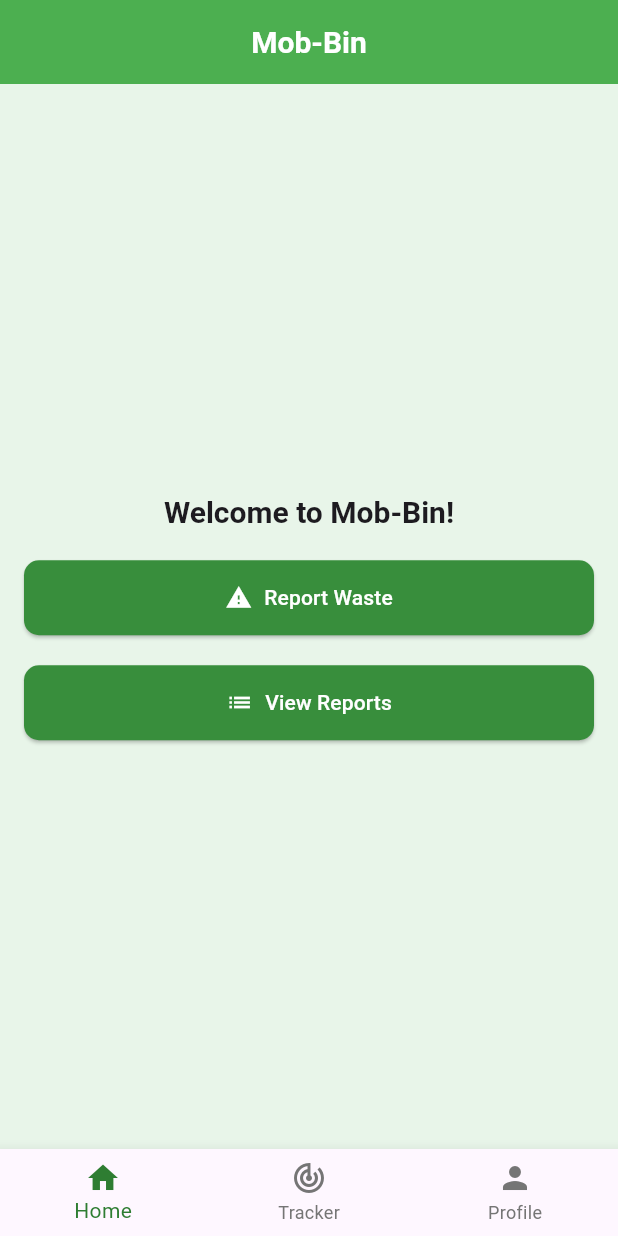
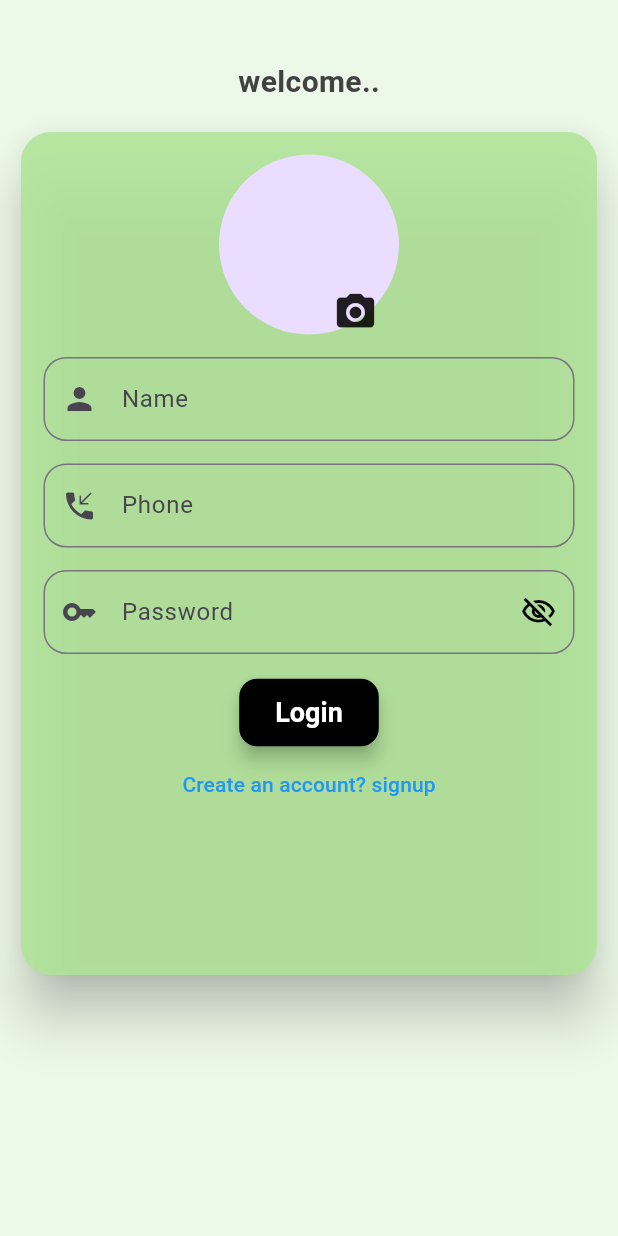
Before and after one commit to Hemanthmuvvala/ecobin, a Flutter app: the screen it shows after launch, on a phone screen of 412 x 824 dp. Run offline on Flutter 3.47's test engine with Material 3 defaults, Android fonts, the phone set to English and light mode, and no system bars; our stand-ins replace flutter_map, geolocator, google_fonts, image_picker, latlong2; Roboto replaces fonts that are missing (Italiana).

Commit message:
login page added

```diff
--- a/lib/main.dart
+++ b/lib/main.dart
@@ -3,6 +3,9 @@
 //import 'package:demoapp/const/image_picker_bytes.dart';
 import 'package:flutter/material.dart';
 import 'package:new_pro/screens/homescreen.dart';
+import 'package:new_pro/screens/loginscreen.dart';
+
+
 
 void main() {
   runApp(EcoBinApp());
@@ -13,7 +16,7 @@ class EcoBinApp extends StatelessWidget {
   Widget build(BuildContext context) {
     return MaterialApp(
       debugShowCheckedModeBanner: false,
-      title: 'Mob-Bin',
+
       theme: ThemeData(
         primarySwatch: Colors.green,
         scaffoldBackgroundColor: Colors.green[50],
@@ -26,7 +29,7 @@ class EcoBinApp extends StatelessWidget {
         elevatedButtonTheme: ElevatedButtonThemeData(
           style: ElevatedButton.styleFrom(
             foregroundColor: Colors.white,
-            backgroundColor: Colors.green[700],
+            backgroundColor: const Color.fromARGB(255, 62, 165, 67),
             padding: EdgeInsets.symmetric(horizontal: 20, vertical: 12),
             shape: RoundedRectangleBorder(
               borderRadius: BorderRadius.circular(10),
@@ -38,7 +41,7 @@ class EcoBinApp extends StatelessWidget {
           bodyMedium: TextStyle(fontSize: 16, color: Colors.grey[800]),
         ),
       ),
-      home: HomeScreen(),
+      home: Loginscreen(),
     );
   }
 }
--- a/lib/screens/homecontentscreen.dart
+++ b/lib/screens/homecontentscreen.dart
@@ -11,9 +11,11 @@ class HomeContentScreen extends StatelessWidget {
       child: Column(
         mainAxisAlignment: MainAxisAlignment.center,
         children: [
+          Icon(Icons.eco,color:const Color.fromARGB(255, 33, 143, 37),size: 200,),
           Text(
             'Welcome to Mob-Bin!',
             style: Theme.of(context).textTheme.titleLarge,
+
           ),
           SizedBox(height: 20),
           AppButton(
--- a/lib/screens/homescreen.dart
+++ b/lib/screens/homescreen.dart
@@ -26,14 +26,16 @@ class _HomeScreenState extends State<HomeScreen> {
   @override
   Widget build(BuildContext context) {
     return Scaffold(
-      appBar: AppBar(
-        title: Text('Mob-Bin'),
-      ),
+      // appBar: AppBar(
+      //   title: Text('Mob-Bin'),
+      // ),
+      backgroundColor:const Color.fromARGB(255, 210, 255, 163),
       body: _screens[_selectedIndex],
       bottomNavigationBar: BottomNavigationBar(
+        backgroundColor: Colors.white,
         currentIndex: _selectedIndex,
-        selectedItemColor: Colors.green[800],
-        unselectedItemColor: Colors.grey[600],
+        selectedItemColor:  Color.fromARGB(255, 33, 143, 37),
+        unselectedItemColor: Colors.black,
         onTap: _onItemTapped,
         items: const [
           BottomNavigationBarItem(
--- /dev/null
+++ b/lib/screens/loginscreen.dart
@@ -0,0 +1,272 @@
+import 'dart:io';
+import 'package:flutter/material.dart';
+import 'package:google_fonts/google_fonts.dart';
+import 'package:image_picker/image_picker.dart';
+import 'package:new_pro/screens/homescreen.dart';
+
+class Loginscreen extends StatefulWidget {
+  static const String routeName = '/Loginscreen';
+
+  const Loginscreen({super.key});
+
+  @override
+  State<Loginscreen> createState() => _LoginscreenState();
+}
+
+class _LoginscreenState extends State<Loginscreen> {
+  SizedBox textFieldDefault = const SizedBox(height: 15);
+  bool passwordVisibility = false;
+  XFile? pickedXfile;
+  final _fromValidator = GlobalKey<FormState>();
+  String userName = " ";
+
+  @override
+  Widget build(BuildContext context) {
+    return Scaffold(
+      backgroundColor: const Color.fromARGB(255, 236, 248, 232),
+      // appBar: AppBar(
+      //   title: const Text(
+      //     'Login Screen',
+      //     style: TextStyle(color: Colors.white),
+      //   ),
+      //   centerTitle: true,
+      //   backgroundColor: Colors.black,
+      // ),
+
+      body: SingleChildScrollView(
+        child: Form(
+          key: _fromValidator,
+          child: Column(
+            children: [
+              const SizedBox(
+                height: 40,
+              ),
+              Text(
+                'welcome..',
+                style: GoogleFonts.italiana(
+                  textStyle: const TextStyle(
+                      fontSize: 20, fontWeight: FontWeight.bold),
+                ),
+              ),
+              const SizedBox(
+                height: 5,
+              ),
+              SizedBox(
+                height: 590,
+                width: 550,
+                child: Padding(
+                  padding: const EdgeInsets.all(10.0),
+                  child: Card(
+                    color: const Color.fromARGB(220, 175, 228, 151),
+                    elevation: 15,
+                    shape: RoundedRectangleBorder(
+                      borderRadius: BorderRadius.circular(20),
+                    ),
+                    child: Column(
+                      children: [
+                        textFieldDefault,
+
+                        Stack(children: [
+                          pickedXfile != null
+                              ? CircleAvatar(
+                                  radius: 60,
+                                  backgroundImage:
+                                      FileImage(File(pickedXfile!.path)),
+                                )
+                              : const CircleAvatar(
+                                  radius: 60,
+                                ),
+                          Positioned(
+                              bottom: 0,
+                              top: 90,
+                              right: 14,
+                              child: InkWell(
+                                  onTap: () async {
+                                    ImagePicker imagepicker =
+                                        ImagePicker(); //user can pic the image from the gallery.
+                                    pickedXfile = await imagepicker.pickImage(
+                                      source: ImageSource.gallery,
+                                      // preferredCameraDevice:CameraDevice.front
+                                    );
+                                    if (pickedXfile != null) {
+                                      setState(() {});
+                                    }
+                                  },
+                                  child: const Icon(
+                                    Icons.photo_camera,
+                                    size: 30,
+                                  )))
+                        ]),
+                        textFieldDefault,
+                        //name validation for the loginform
+                        Padding(
+                          padding: const EdgeInsets.fromLTRB(15, 0, 15, 0),
+                          child: TextFormField(
+                            maxLength: 24,
+                            validator: (value) {
+                              if (value == null || value.isEmpty) {
+                                return 'please enter name';
+                              }
+                              return null;
+                            },
+                            textInputAction: TextInputAction.next,
+                            onEditingComplete: () {
+                              FocusScope.of(context).nextFocus();
+                            },
+                            onChanged: (value) {
+                              userName = value;
+                            },
+                            decoration: InputDecoration(
+                              hintText: "Enter Name",
+                              label: const Text('Name'),
+                              border: OutlineInputBorder(
+                                borderRadius: BorderRadius.circular(15),
+                              ),
+                              prefixIcon: const Icon(Icons.person),
+                              counterText: "",
+                              focusColor: Colors.black,
+                            ),
+                          ),
+                        ),
+                        textFieldDefault,
+                        //phone number validation
+                        Padding(
+                          padding: const EdgeInsets.fromLTRB(15, 0, 15, 0),
+                          child: TextFormField(
+                            maxLength: 10,
+                            keyboardType:
+                                const TextInputType.numberWithOptions(),
+                            validator: (value) {
+                              if (value == null || value.isEmpty) {
+                                return 'please enter number';
+                              } else if (value.length < 10) {
+                                return 'please enter a valid number';
+                              }
+                              return null;
+                            },
+                            textInputAction: TextInputAction
+                                .next, //shows the next arrow in the keyboard
+                            //The focus changes to the nextline.
+                            onEditingComplete: () {
+                              FocusScope.of(context).nextFocus();
+                            },
+                            decoration: InputDecoration(
+                              hintText: "Phone",
+                              label: const Text('Phone'),
+                              border: OutlineInputBorder(
+                                borderRadius: BorderRadius.circular(15),
+                              ),
+                              prefixIcon: const Icon(Icons.phone_callback),
+                              counterText: "",
+                              focusColor: Colors.black,
+                            ),
+                          ),
+                        ),
+                        textFieldDefault,
+                        //pasword validation for the loginscreen
+                        Padding(
+                          padding: const EdgeInsets.fromLTRB(15, 0, 15, 0),
+                          child: TextFormField(
+                            maxLength: 8,
+                            obscureText: !passwordVisibility,
+                            validator: (value) {
+                              //regx expression that allows only upto 8 charectors and atleast one special charecter.
+                              final bool validPassword = RegExp(
+                                      r'^(?=.*[!@#$%^&*(),.?":{}|<>])[A-Za-z\d!@#$%^&*(),.?":{}|<>]{8,}$')
+                                  .hasMatch(value ?? '');
+
+                              if (value == null || value.isEmpty) {
+                                return 'please enter password';
+                              } else if (!validPassword) {
+                                return 'password contains 8 charecters and  atleast one \nspecial charecter';
+                              }
+                              return null;
+                            },
+                            //done symbol is shown in the keyboard
+                            textInputAction: TextInputAction.done,
+                            onEditingComplete: () {
+                              FocusScope.of(context).unfocus();
+                            },
+
+                            decoration: InputDecoration(
+                              hintText: "Password",
+                              label: const Text('Password'),
+                              border: OutlineInputBorder(
+                                borderRadius: BorderRadius.circular(15),
+                              ),
+                              prefixIcon: const Icon(Icons.key),
+                              counterText: "",
+                              focusColor: Colors.black,
+                              suffixIcon: GestureDetector(
+                                onTap: () {
+                                  setState(() {
+                                    passwordVisibility = !passwordVisibility;
+                                  });
+                                },
+                                child: Icon(
+                                  passwordVisibility
+                                      ? Icons.visibility_outlined
+                                      : Icons.visibility_off_outlined,
+                                  color: Colors.black,
+                                ),
+                              ),
+                            ),
+                          ),
+                        ),
+                        textFieldDefault,
+
+                        ElevatedButton(
+                          onPressed: () {
+                            //used to unfocus the keyboard after pressing the login.
+                            FocusScope.of(context).unfocus();
+                            if (_fromValidator.currentState!.validate()) {
+                              ScaffoldMessenger.of(context).showSnackBar(
+                                  const SnackBar(
+                                      backgroundColor:
+                                          Color.fromARGB(255, 167, 168, 165),
+                                      content: Text('Login successful')));
+                              //           //navigate to the homescreen.
+                              Navigator.pushReplacement(
+                                context,
+                                MaterialPageRoute(
+                                    builder: (context) =>
+                                        HomeScreen()),
+                              );
+                              //   Navigator.of(context).pushNamedAndRemoveUntil(
+                              //       '/homeScreen', (route) => false,arguments:userName);
+                              // }
+                            }
+                          },
+                          style: ElevatedButton.styleFrom(
+                            backgroundColor: Colors.black,
+                            foregroundColor: Colors.white,
+                            padding: const EdgeInsets.symmetric(
+                                horizontal: 24, vertical: 12),
+                            textStyle: const TextStyle(
+                                fontSize: 18, fontWeight: FontWeight.bold),
+                            shape: RoundedRectangleBorder(
+                              borderRadius: BorderRadius.circular(12),
+                            ),
+                            elevation: 5,
+                          ),
+                          child: const Text('Login'),
+                        ),
+                        TextButton(
+                          onPressed: () {},
+                          child: const Text(
+                            'Create an account? signup',
+                            style: TextStyle(color: Colors.blue),
+                          ),
+                        ),
+                      ],
+                    ),
+                  ),
+                ),
+              ),
+            ],
+          ),
+        ),
+      ),
+    );
+  }
+}
--- a/lib/screens/viewreport.dart
+++ b/lib/screens/viewreport.dart
@@ -22,6 +22,7 @@ class ViewReportsScreen extends StatelessWidget {
   @override
   Widget build(BuildContext context) {
     return Scaffold(
+      backgroundColor:  Color.fromARGB(255, 210, 255, 163),
       appBar: AppBar(
         title: Text('View Reports'),
         backgroundColor: Colors.green[700],
--- a/pubspec.yaml
+++ b/pubspec.yaml
@@ -41,6 +41,7 @@ dependencies:
   latlong2: ^0.9.1
   flutter_map: ^7.0.2
   geolocator: ^13.0.2
+  google_fonts: ^6.2.1
 
 dev_dependencies:
   flutter_test:
```
Also changed, not shown: lib/screens/profilescreen.dart (+5 -30 lines), lib/screens/reportscreen.dart (+66 -27 lines), pubspec.lock, 1 other file.
